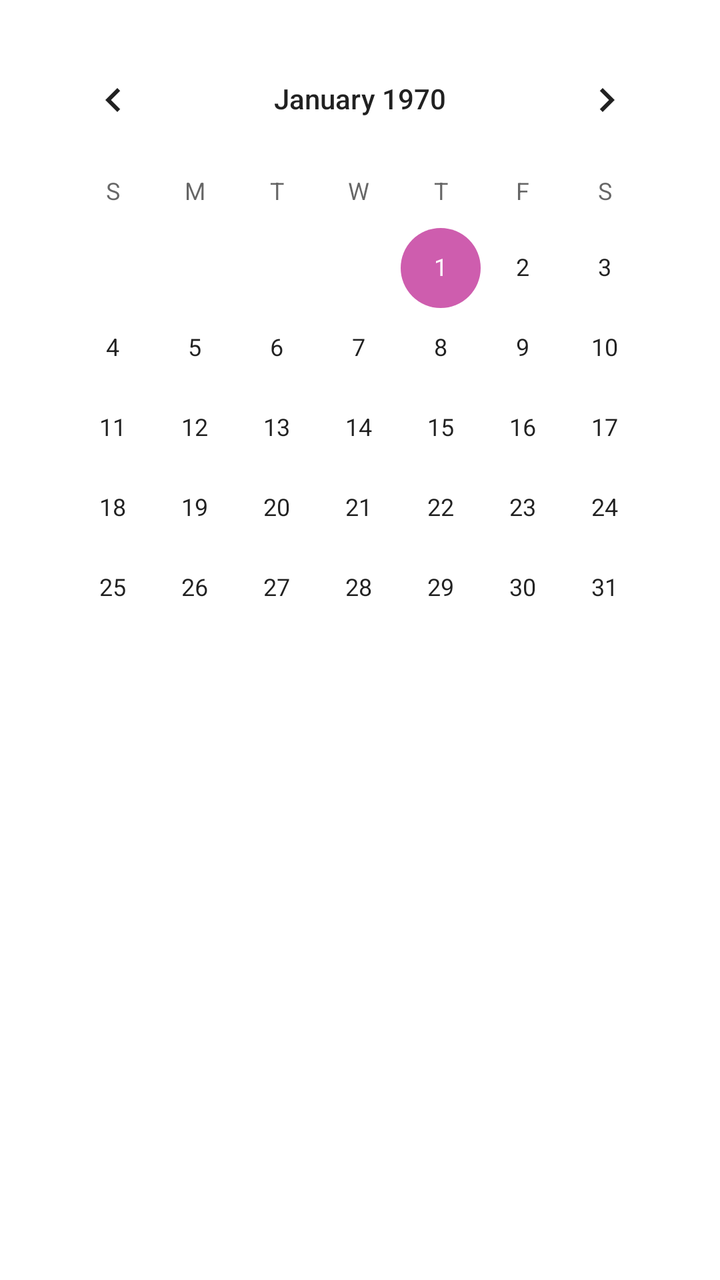
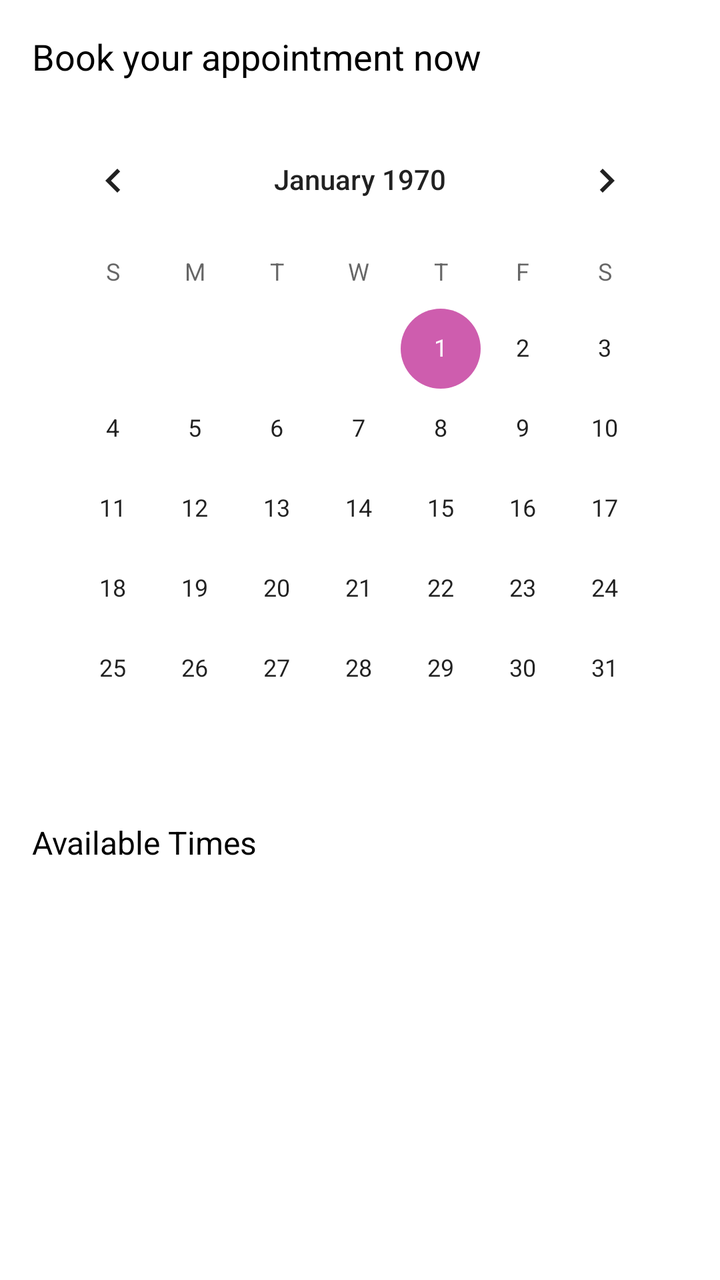

Compare the two renders of this Android layout. The source of the first and the diff that turns it into the second are given below.
<!-- AndroidManifest.xml: application theme Theme.BookingApp -->
<!-- res/layout/fragment_booking.xml -->
<?xml version="1.0" encoding="utf-8"?>
<LinearLayout xmlns:android="http://schemas.android.com/apk/res/android"
    xmlns:app="http://schemas.android.com/apk/res-auto"
    android:layout_width="match_parent"
    android:layout_height="match_parent"
    android:orientation="vertical"
    android:padding="16dp">

    
    
    <CalendarView
        android:id="@+id/calendarView"
        android:layout_width="match_parent"
        android:layout_height="wrap_content"
         />

    <ListView
        android:id="@+id/listView"
        android:layout_width="match_parent"
        android:layout_height="wrap_content"
        android:layout_marginTop="16dp"/>

</LinearLayout>
<!-- resources referenced by this layout -->
<resources>
  <style name="Theme.BookingApp" parent="Base.Theme.BookingApp" />
  <style name="Base.Theme.BookingApp" parent="Theme.MaterialComponents.Light.NoActionBar">
          
          <item name="colorPrimary">@color/dark_pink</item>
          <item name="colorPrimaryVariant">@color/dark_pink</item>
          <item name="colorAccent">@color/dark_pink</item>
          <item name="colorButtonNormal">@color/dark_pink</item>
      </style>
  <color name="dark_pink">#CE5DAE</color>
</resources>

<!-- the commit's change to res/layout/fragment_booking.xml (unified diff, before → after) -->
@@ -6,13 +6,26 @@
     android:orientation="vertical"
     android:padding="16dp">
 
-    
-    
+    <TextView
+        android:layout_width="match_parent"
+        android:layout_height="wrap_content"
+        android:text="Book your appointment now"
+        android:textColor="@color/black"
+        android:textSize="18sp"
+        android:layout_marginBottom="16dp"/>
+
     <CalendarView
         android:id="@+id/calendarView"
         android:layout_width="match_parent"
+        android:layout_height="wrap_content"/>
+
+    <TextView
+        android:layout_width="match_parent"
         android:layout_height="wrap_content"
-         />
+        android:text="Available Times"
+        android:textColor="@color/black"
+        android:textSize="16sp"
+        android:layout_marginTop="16dp"/>
 
     <ListView
         android:id="@+id/listView"
<!-- resource entries referenced after the edit -->
@@ -1,5 +1,6 @@
 <!-- resources referenced by this layout -->
 <resources>
+  <color name="black">#FF000000</color>
   <style name="Theme.BookingApp" parent="Base.Theme.BookingApp" />
   <style name="Base.Theme.BookingApp" parent="Theme.MaterialComponents.Light.NoActionBar">
           
